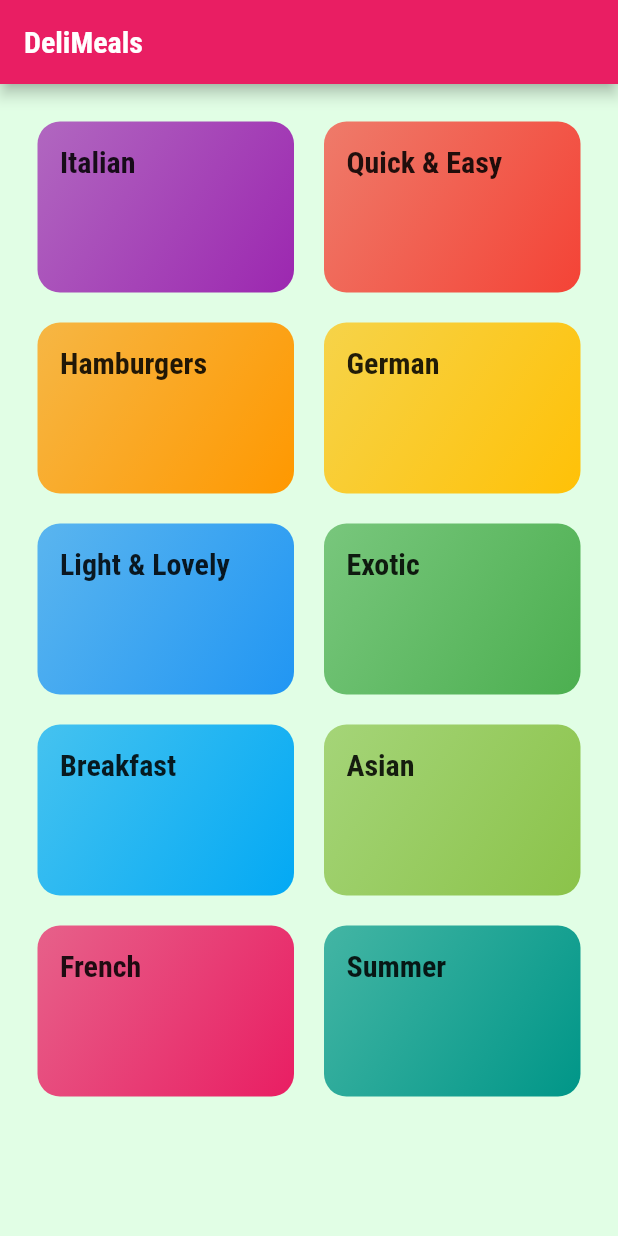
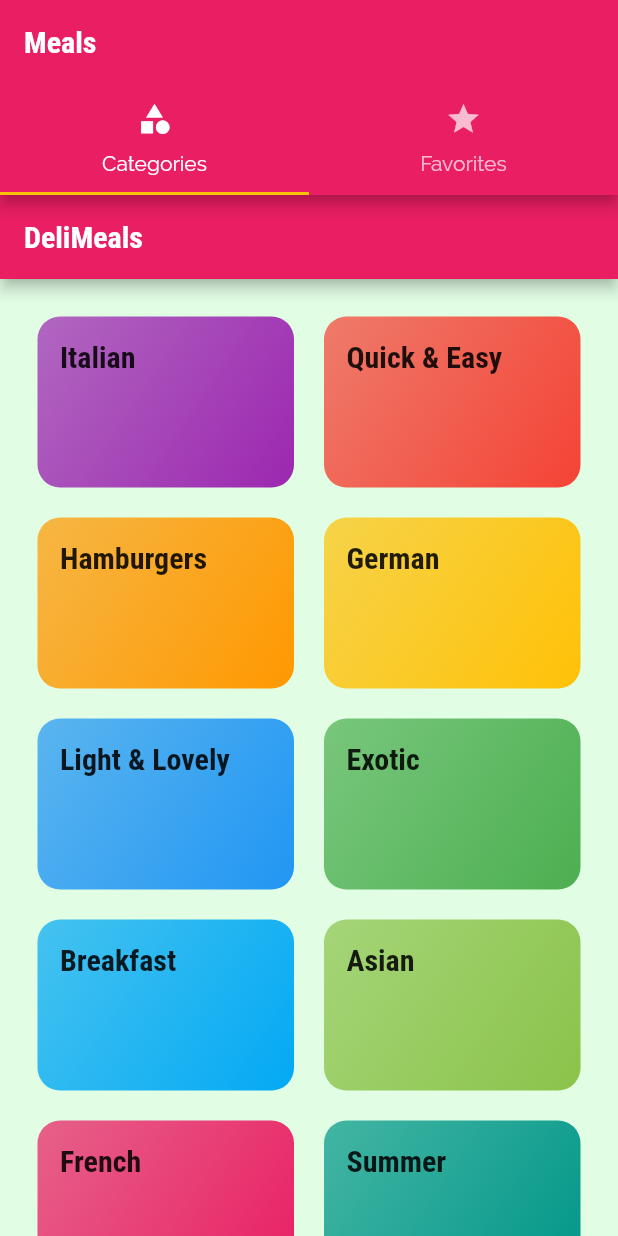
Before and after one commit to Ryss-D/meals_app, a Flutter app: the screen it shows after launch, on a phone screen of 412 x 824 dp. Run offline on Flutter 3.47's test engine with Material 2 defaults, Android fonts, the phone set to English and light mode, and no system bars.

Commit message:
feat: added tab bar to navigate between favs and categories

```diff
--- a/lib/main.dart
+++ b/lib/main.dart
@@ -1,7 +1,8 @@
 import 'package:flutter/material.dart';
-import 'package:meals/screens/categories_screen.dart';
-import 'package:meals/screens/category_meals_screen.dart';
-import 'package:meals/screens/meals_detail_screen.dart';
+import './screens/categories_screen.dart';
+import './screens/category_meals_screen.dart';
+import './screens/meals_detail_screen.dart';
+import './screens/tabs_screen.dart';
 
 void main() {
   runApp(MyApp());
@@ -35,7 +36,7 @@ class MyApp extends StatelessWidget {
       initialRoute: '/',
       routes: {
         // '/' is a default home page
-        '/': (context) => CategoriesScreen(),
+        '/': (context) => TabsScreen(),
         CategoryMealsScreen.routeName: (context) => CategoryMealsScreen(),
         MealDetailScreen.routeName: (context) => MealDetailScreen(),
       },
@@ -67,10 +68,10 @@ class _MyHomePageState extends State<MyHomePage> {
   Widget build(BuildContext context) {
     return Scaffold(
       appBar: AppBar(
-        title: Text('DeliMeals'),
+        title: const Text('DeliMeals'),
       ),
-      body: Center(
-        child: const Text(
+      body: const Center(
+        child: Text(
           'Navigation time!',
         ),
       ),
--- /dev/null
+++ b/lib/screens/tabs_screen.dart
@@ -0,0 +1,39 @@
+import 'package:flutter/material.dart';
+import './categories_screen.dart';
+import './favorites_screen.dart';
+
+class TabsScreen extends StatefulWidget {
+  @override
+  State<TabsScreen> createState() => _TabsScreenState();
+}
+
+class _TabsScreenState extends State<TabsScreen> {
+  @override
+  Widget build(BuildContext context) {
+    return DefaultTabController(
+      length: 2,
+      child: Scaffold(
+          appBar: AppBar(
+            title: const Text('Meals'),
+            bottom: const TabBar(
+              tabs: <Widget>[
+                Tab(
+                  icon: Icon(Icons.category),
+                  text: 'Categories',
+                ),
+                Tab(
+                  icon: Icon(Icons.star),
+                  text: 'Favorites',
+                ),
+              ],
+            ),
+          ),
+          body: TabBarView(
+            children: [
+              CategoriesScreen(),
+              FavoritesScreen(),
+            ],
+          )),
+    );
+  }
+}
```
Also changed, not shown: lib/screens/favorites_screen.dart (added, +13 -0 lines), lib/screens/meals_detail_screen.dart (+80 -3 lines).
